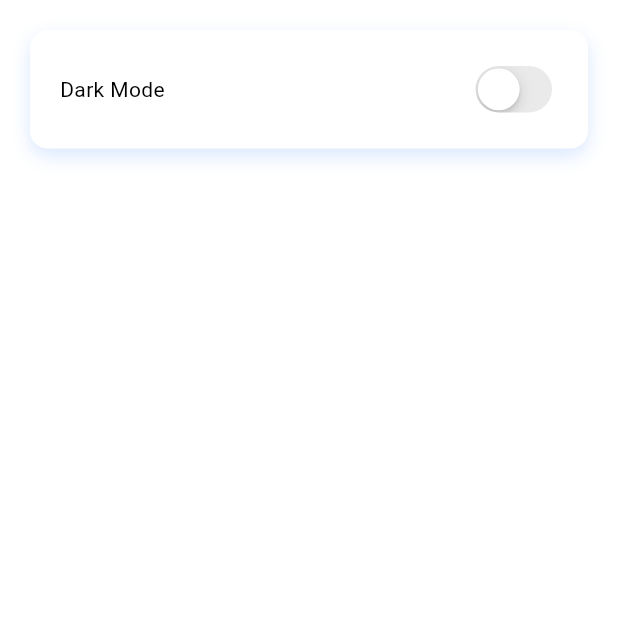
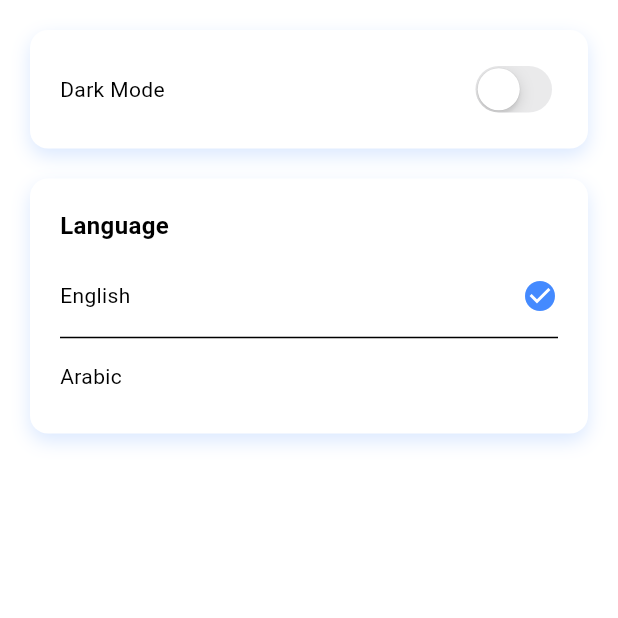
Before and after one commit to ZheerBarzan/project_charon, a Flutter app: the SettingsPage screen opened directly, on a phone screen of 412 x 824 dp, the top half of it. Run offline on Flutter 3.47's test engine with Material 3 defaults, Android fonts, the phone set to English and light mode, and no system bars; our stand-ins replace appwrite, google_nav_bar, shared_preferences; accounts and stored records are empty; generated files the repository leaves out were written again; network calls fail.

Commit message:
kurdish language is not supported

```diff
--- a/lib/l10n/app_localizations.dart
+++ b/lib/l10n/app_localizations.dart
@@ -1,6 +1,7 @@
+// lib/l10n/app_localizations.dart - Corrected with proper imports
 import 'dart:async';
 import 'package:flutter/material.dart';
-import 'package:intl/intl.dart';
+import 'package:flutter_localizations/flutter_localizations.dart';
 import 'package:flutter_gen/gen_l10n/app_localizations.dart' as gen;
 
 // This is a wrapper around the generated AppLocalizations class
@@ -11,4 +12,18 @@ class AppLocalizations {
   static gen.AppLocalizations of(BuildContext context) {
     return gen.AppLocalizations.of(context)!;
   }
+
+  // Add these getters to access the localization delegates and supported locales
+  static get localizationsDelegates => [
+    gen.AppLocalizations.delegate,
+    GlobalMaterialLocalizations.delegate,
+    GlobalWidgetsLocalizations.delegate,
+    GlobalCupertinoLocalizations.delegate,
+  ];
+
+  static get supportedLocales => const [
+    Locale('en'), // English
+    Locale('ar'), // Arabic
+    Locale('ku'), // Kurdish
+  ];
 }
--- a/lib/main.dart
+++ b/lib/main.dart
@@ -1,3 +1,4 @@
+// lib/main.dart - Updated to support localization
 import 'package:debtology/l10n/local_provider.dart';
 import 'package:flutter/material.dart';
 import 'package:appwrite/appwrite.dart' as appwrite;
@@ -7,8 +8,8 @@ import 'package:debtology/themes/theme_provider.dart';
 import 'package:provider/provider.dart';
 import 'package:debtology/services/database_service.dart';
 import 'package:appwrite/models.dart' as models;
-
-// Helper extension for easier access to localizations
+import 'package:flutter_gen/gen_l10n/app_localizations.dart';
+import 'package:flutter_localizations/flutter_localizations.dart';
 
 void main() {
   WidgetsFlutterBinding.ensureInitialized();
@@ -53,10 +54,18 @@ class MyApp extends StatelessWidget {
     // Initialize the database
     databaseService.initializeDatabase();
 
+    // Get current locale from provider
+    final localeProvider = Provider.of<LocaleProvider>(context);
+
     return MaterialApp(
       debugShowCheckedModeBanner: false,
       title: 'Debtology',
       theme: Provider.of<ThemeProvider>(context).themeData,
+
+      // Add localization support
+      locale: localeProvider.locale,
+      localizationsDelegates: AppLocalizations.localizationsDelegates,
+      supportedLocales: AppLocalizations.supportedLocales,
 
       home: FutureBuilder<models.User>(
         future: _getLoggedInUser(),
--- a/lib/views/navigation/settings_page.dart
+++ b/lib/views/navigation/settings_page.dart
@@ -1,17 +1,26 @@
+// lib/views/navigation/settings_page.dart - Updated version
 import 'package:flutter/cupertino.dart';
 import 'package:flutter/material.dart';
 import 'package:debtology/themes/theme_provider.dart';
 import 'package:provider/provider.dart';
+import 'package:debtology/l10n/local_provider.dart';
+import 'package:debtology/l10n/app_localizations.dart';
 
 class SettingsPage extends StatelessWidget {
   const SettingsPage({super.key});
 
   @override
   Widget build(BuildContext context) {
+    final localeProvider = Provider.of<LocaleProvider>(context);
+
     return Scaffold(
-      body: Container(
+      body: Padding(
         padding: const EdgeInsets.all(20),
-        margin: const EdgeInsets.all(20),
+        child: Column(
+          children: [
+            // Dark mode toggle
+            Container(
+              padding: const EdgeInsets.all(20),
               decoration: BoxDecoration(
                 color: Theme.of(context).colorScheme.surface,
                 boxShadow: [
@@ -26,7 +35,7 @@ class SettingsPage extends StatelessWidget {
               child: Row(
                 mainAxisAlignment: MainAxisAlignment.spaceBetween,
                 children: [
-            const Text("Dark Mode"),
+                  Text(AppLocalizations.of(context).darkMode),
                   CupertinoSwitch(
                     value: Provider.of<ThemeProvider>(context).isDarkMode,
                     onChanged: (value) {
@@ -39,6 +48,97 @@ class SettingsPage extends StatelessWidget {
                 ],
               ),
             ),
+
+            const SizedBox(height: 20),
+
+            // Language selection
+            Container(
+              padding: const EdgeInsets.all(20),
+              decoration: BoxDecoration(
+                color: Theme.of(context).colorScheme.surface,
+                boxShadow: [
+                  BoxShadow(
+                    color: Theme.of(context).colorScheme.primary.withAlpha(50),
+                    blurRadius: 10,
+                    offset: const Offset(0, 5),
+                  ),
+                ],
+                borderRadius: BorderRadius.circular(12),
+              ),
+              child: Column(
+                crossAxisAlignment: CrossAxisAlignment.start,
+                children: [
+                  Text(
+                    AppLocalizations.of(context).language,
+                    style: const TextStyle(
+                      fontSize: 16,
+                      fontWeight: FontWeight.bold,
+                    ),
+                  ),
+                  const SizedBox(height: 15),
+
+                  // English option
+                  _buildLanguageOption(
+                    context,
+                    AppLocalizations.of(context).english,
+                    const Locale('en'),
+                    localeProvider,
+                  ),
+
+                  const Divider(),
+
+                  // Arabic option
+                  _buildLanguageOption(
+                    context,
+                    AppLocalizations.of(context).arabic,
+                    const Locale('ar'),
+                    localeProvider,
+                  ),
+
+                  // const Divider(),
+
+                  // Kurdish option
+                  /* _buildLanguageOption(
+                    context,
+                    AppLocalizations.of(context).kurdish,
+                    const Locale('ku'),
+                    localeProvider,
+                  ),*/
+                ],
+              ),
+            ),
+          ],
+        ),
+      ),
+    );
+  }
+
+  Widget _buildLanguageOption(
+    BuildContext context,
+    String languageName,
+    Locale locale,
+    LocaleProvider provider,
+  ) {
+    final isSelected = provider.locale.languageCode == locale.languageCode;
+
+    return InkWell(
+      onTap: () {
+        provider.setLocale(locale);
+      },
+      child: Padding(
+        padding: const EdgeInsets.symmetric(vertical: 8.0),
+        child: Row(
+          mainAxisAlignment: MainAxisAlignment.spaceBetween,
+          children: [
+            Text(languageName),
+            if (isSelected)
+              Icon(
+                Icons.check_circle,
+                color: Theme.of(context).colorScheme.primary,
+              ),
+          ],
+        ),
+      ),
     );
   }
 }
```
Lines whose indentation alone changed are shown as unchanged.
